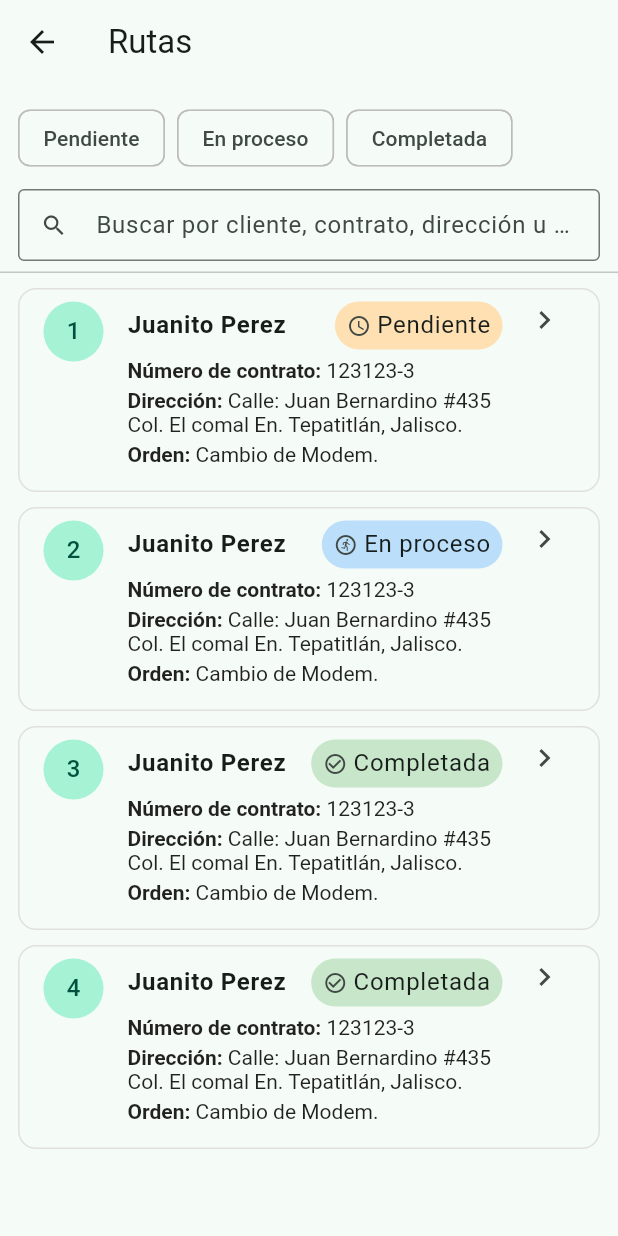
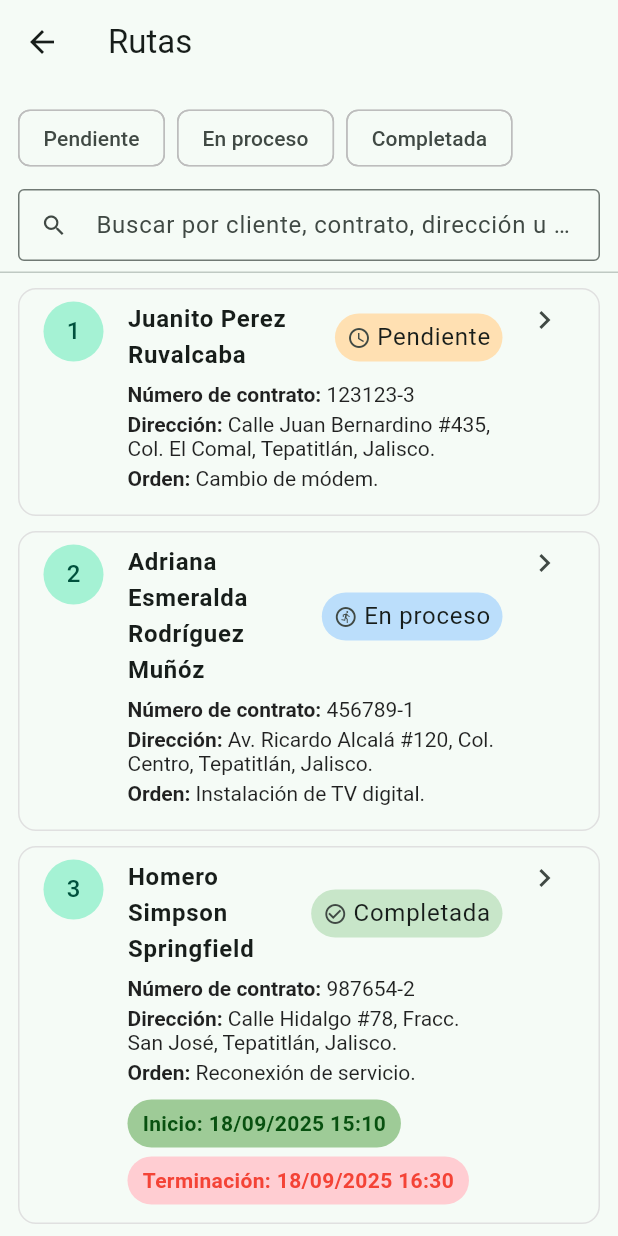
Before and after one commit to Juankjos/tecnicliente, a Flutter app: the RutasPage screen opened by its route, on a phone screen of 412 x 824 dp. Run offline on Flutter 3.47's test engine with Material 3 defaults, Android fonts, the phone set to English and light mode, and no system bars.

Commit message:
Rutas filtro, color inicio y terminación en completadas

```diff
--- a/lib/pages/rutas_page.dart
+++ b/lib/pages/rutas_page.dart
@@ -8,22 +8,44 @@ class RutasPage extends StatefulWidget {
 }
 
 class _RutasPageState extends State<RutasPage> {
-  // ---- Datos de ejemplo (4 direcciones) ----
-  final List<Ruta> _todas = List.generate(
-    4,
-    (i) => Ruta(
-      id: i + 1,
-      cliente: 'Juanito Perez',
+  final List<Ruta> _todas = <Ruta>[
+    Ruta(
+      id: 1,
+      cliente: 'Juanito Perez Ruvalcaba',
       contrato: '123123-3',
-      direccion: 'Calle: Juan Bernardino #435 Col. El comal En. Tepatitlán, Jalisco.',
-      orden: 'Cambio de Modem.',
-      estatus: i == 0
-          ? RutaStatus.pendiente
-          : i == 1
-              ? RutaStatus.enProceso
-              : RutaStatus.completada,
+      direccion: 'Calle Juan Bernardino #435, Col. El Comal, Tepatitlán, Jalisco.',
+      orden: 'Cambio de módem.',
+      estatus: RutaStatus.pendiente,
     ),
-  );
+    Ruta(
+      id: 2,
+      cliente: 'Adriana Esmeralda Rodríguez Muñóz',
+      contrato: '456789-1',
+      direccion: 'Av. Ricardo Alcalá #120, Col. Centro, Tepatitlán, Jalisco.',
+      orden: 'Instalación de TV digital.',
+      estatus: RutaStatus.enProceso,
+    ),
+    Ruta(
+      id: 3,
+      cliente: 'Homero Simpson Springfield',
+      contrato: '987654-2',
+      direccion: 'Calle Hidalgo #78, Fracc. San José, Tepatitlán, Jalisco.',
+      orden: 'Reconexión de servicio.',
+      estatus: RutaStatus.completada,
+      fechaHoraInicio: DateTime(2025, 9, 18, 15, 10), // INICIO
+      fechaHoraFin: DateTime(2025, 9, 18, 16, 30),    // TERMINACIÓN
+    ),
+    Ruta(
+      id: 4,
+      cliente: 'Cósimo Juárez Travaldaba',
+      contrato: '741258-9',
+      direccion: 'Priv. Los Pinos #34, Col. San Gabriel, Tepatitlán, Jalisco.',
+      orden: 'Retiro de equipo.',
+      estatus: RutaStatus.completada,
+      fechaHoraInicio: DateTime(2025, 9, 19, 10, 20), // INICIO
+      fechaHoraFin: DateTime(2025, 9, 19, 11, 15),    // TERMINACIÓN
+    ),
+  ];
 
   // ---- Estado de UI ----
   final Set<RutaStatus> _filtros = {}; // vacío = mostrar todos
@@ -44,7 +66,7 @@ class _RutasPageState extends State<RutasPage> {
           r.direccion.toLowerCase().contains(q) ||
           r.orden.toLowerCase().contains(q));
     }
-    // (Opcional) Ordena mostrando primero pendientes, luego en proceso, luego completadas
+    // Pendiente -> En proceso -> Completada
     final list = base.toList();
     list.sort((a, b) => a.estatus.index.compareTo(b.estatus.index));
     return list;
@@ -139,9 +161,7 @@ class _RutasPageState extends State<RutasPage> {
                     ),
                   ),
                   child: ListTile(
-                    leading: CircleAvatar(
-                      child: Text('${r.id}'),
-                    ),
+                    leading: CircleAvatar(child: Text('${r.id}')),
                     title: Row(
                       children: [
                         Expanded(
@@ -161,6 +181,22 @@ class _RutasPageState extends State<RutasPage> {
                           _line('Número de contrato', r.contrato),
                           _line('Dirección', r.direccion),
                           _line('Orden', r.orden),
+
+                          // SOLO EN COMPLETADAS: mostrar Inicio y Terminación (en ese orden)
+                          if (r.estatus == RutaStatus.completada && r.fechaHoraInicio != null)
+                            _pill(
+                              label: 'Inicio',
+                              value: _formatFechaHora(r.fechaHoraInicio!),
+                              bg: const Color.fromARGB(255, 158, 203, 151),
+                              fg: const Color.fromARGB(255, 8, 81, 16),
+                            ),
+                          if (r.estatus == RutaStatus.completada && r.fechaHoraFin != null)
+                            _pill(
+                              label: 'Terminación',
+                              value: _formatFechaHora(r.fechaHoraFin!),
+                              bg: Colors.red.shade100,
+                              fg: Colors.red,
+                            ),
                         ],
                       ),
                     ),
@@ -189,6 +225,38 @@ class _RutasPageState extends State<RutasPage> {
         ],
       ),
     );
+  }
+
+  // Etiqueta redondeada reutilizable (Inicio / Terminación)
+  static Widget _pill({
+    required String label,
+    required String value,
+    required Color bg,
+    required Color fg,
+  }) {
+    return Padding(
+      padding: const EdgeInsets.only(top: 6),
+      child: Container(
+        padding: const EdgeInsets.symmetric(horizontal: 10, vertical: 6),
+        decoration: BoxDecoration(
+          color: bg,
+          borderRadius: BorderRadius.circular(999),
+        ),
+        child: Text(
+          '$label: $value',
+          style: TextStyle(
+            color: fg,
+            fontWeight: FontWeight.w700,
+          ),
+        ),
+      ),
+    );
+  }
+
+  static String _formatFechaHora(DateTime dt) {
+    String two(int n) => n.toString().padLeft(2, '0');
+    return '${two(dt.day)}/${two(dt.month)}/${dt.year} ${two(dt.hour)}:${two(dt.minute)}';
+    // Si prefieres formato 12h con am/pm, dime y lo cambio.
   }
 
   static Widget _line(String label, String value) {
@@ -251,6 +319,8 @@ class Ruta {
   final String direccion;
   final String orden;
   final RutaStatus estatus;
+  final DateTime? fechaHoraInicio;
+  final DateTime? fechaHoraFin;
 
   Ruta({
     required this.id,
@@ -259,6 +329,8 @@ class Ruta {
     required this.direccion,
     required this.orden,
     required this.estatus,
+    this.fechaHoraInicio,
+    this.fechaHoraFin,
   });
 }
 
```
